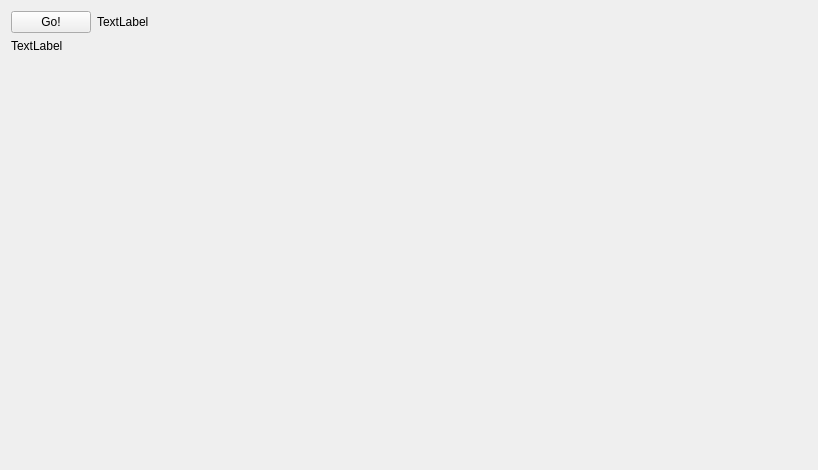
greenflame/HiRender2, file HRender2/mainwindow.ui: the form before one commit.
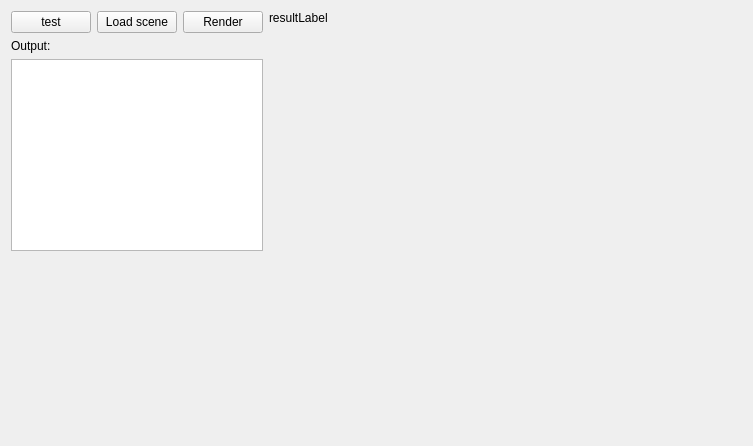
The form after the commit.

The edit to the form file:
```diff
--- a/HRender2/mainwindow.ui
+++ b/HRender2/mainwindow.ui
@@ -6,40 +6,93 @@
    <rect>
     <x>0</x>
     <y>0</y>
-    <width>818</width>
-    <height>470</height>
+    <width>753</width>
+    <height>446</height>
    </rect>
   </property>
   <property name="windowTitle">
    <string>MainWindow</string>
   </property>
   <widget class="QWidget" name="centralWidget">
-   <layout class="QVBoxLayout" name="verticalLayout">
+   <layout class="QHBoxLayout" name="horizontalLayout_2" stretch="1,5">
+    <property name="sizeConstraint">
+     <enum>QLayout::SetDefaultConstraint</enum>
+    </property>
     <item>
-     <layout class="QHBoxLayout" name="horizontalLayout">
+     <layout class="QVBoxLayout" name="verticalLayout">
+      <property name="sizeConstraint">
+       <enum>QLayout::SetDefaultConstraint</enum>
+      </property>
       <item>
-       <widget class="QPushButton" name="pushButton">
+       <layout class="QHBoxLayout" name="horizontalLayout">
+        <item>
+         <widget class="QPushButton" name="pushButton_test">
+          <property name="text">
+           <string>test</string>
+          </property>
+         </widget>
+        </item>
+        <item>
+         <widget class="QPushButton" name="pushButton_loadScene">
+          <property name="text">
+           <string>Load scene</string>
+          </property>
+         </widget>
+        </item>
+        <item>
+         <widget class="QPushButton" name="pushButton_render">
+          <property name="text">
+           <string>Render</string>
+          </property>
+         </widget>
+        </item>
+        <item>
+         <spacer name="horizontalSpacer">
+          <property name="orientation">
+           <enum>Qt::Horizontal</enum>
+          </property>
+          <property name="sizeHint" stdset="0">
+           <size>
+            <width>40</width>
+            <height>20</height>
+           </size>
+          </property>
+         </spacer>
+        </item>
+       </layout>
+      </item>
+      <item>
+       <widget class="QLabel" name="label_textOutput">
         <property name="text">
-         <string>Go!</string>
+         <string>Output:</string>
         </property>
        </widget>
       </item>
       <item>
-       <widget class="QLabel" name="label_2">
-        <property name="text">
-         <string>TextLabel</string>
+       <widget class="QTextEdit" name="textEdit_output">
+        <property name="minimumSize">
+         <size>
+          <width>250</width>
+          <height>0</height>
+         </size>
         </property>
+        <property name="maximumSize">
+         <size>
+          <width>16777215</width>
+          <height>16777215</height>
+         </size>
+        </property>
        </widget>
       </item>
       <item>
-       <spacer name="horizontalSpacer">
+       <spacer name="verticalSpacer">
         <property name="orientation">
-         <enum>Qt::Horizontal</enum>
+         <enum>Qt::Vertical</enum>
         </property>
         <property name="sizeHint" stdset="0">
          <size>
-          <width>40</width>
-          <height>20</height>
+          <width>20</width>
+          <height>40</height>
          </size>
         </property>
        </spacer>
@@ -47,7 +100,7 @@
      </layout>
     </item>
     <item>
-     <widget class="QLabel" name="label">
+     <widget class="QLabel" name="label_renderOutput">
       <property name="sizePolicy">
        <sizepolicy hsizetype="Expanding" vsizetype="Expanding">
         <horstretch>0</horstretch>
@@ -55,7 +108,7 @@
        </sizepolicy>
       </property>
       <property name="text">
-       <string>TextLabel</string>
+       <string>resultLabel</string>
       </property>
       <property name="alignment">
        <set>Qt::AlignLeading|Qt::AlignLeft|Qt::AlignTop</set>
```
